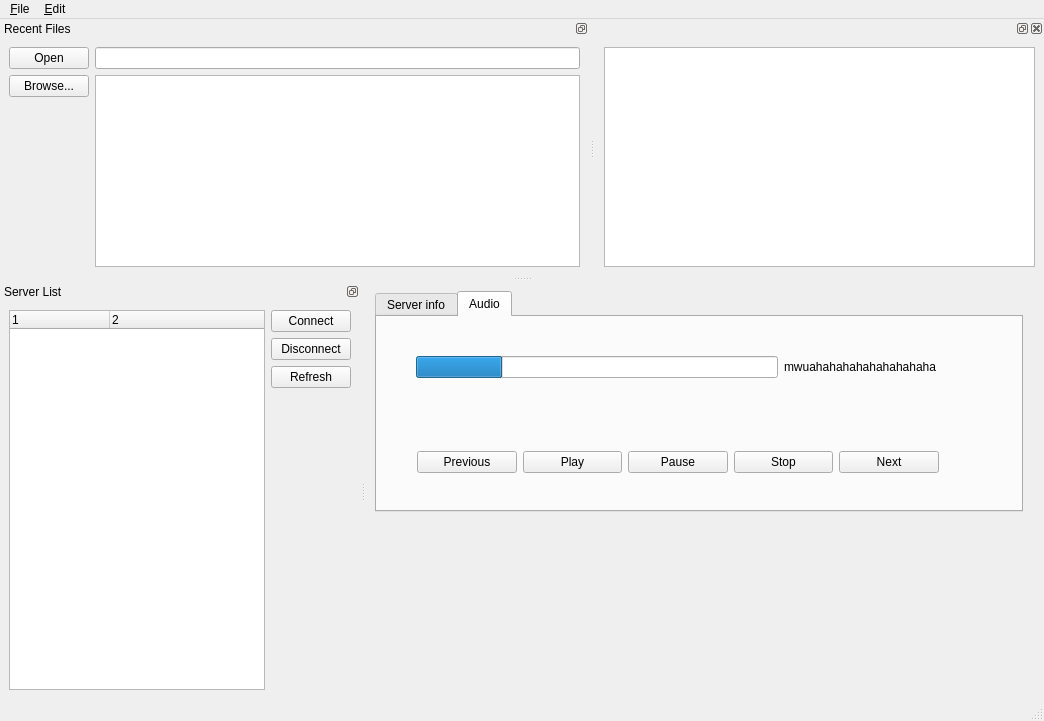
Qt form src/qt-client/MainWindow.ui (dgeelen/dmplayer) before a commit.
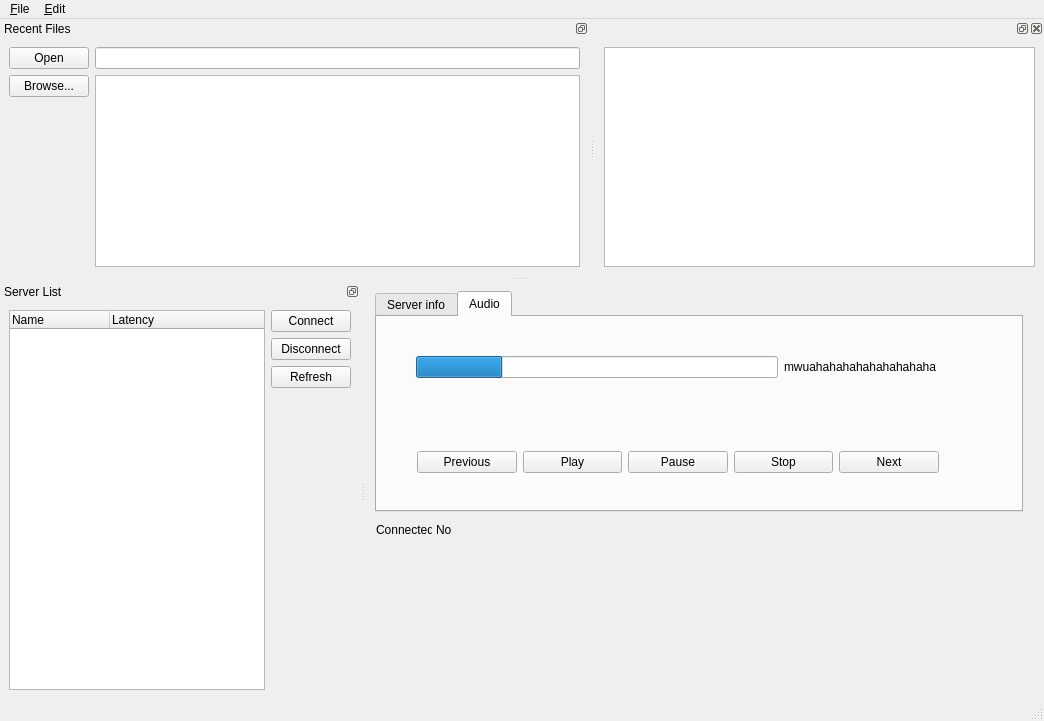
The same form after that commit. Icons and pictures are not drawn.

The edit to the form file:
```diff
--- a/src/qt-client/MainWindow.ui
+++ b/src/qt-client/MainWindow.ui
@@ -225,6 +225,32 @@
      </widget>
     </widget>
    </widget>
+   <widget class="QLabel" name="label_2" >
+    <property name="geometry" >
+     <rect>
+      <x>10</x>
+      <y>240</y>
+      <width>56</width>
+      <height>16</height>
+     </rect>
+    </property>
+    <property name="text" >
+     <string>Connected:</string>
+    </property>
+   </widget>
+   <widget class="QLabel" name="labelConnected" >
+    <property name="geometry" >
+     <rect>
+      <x>70</x>
+      <y>240</y>
+      <width>46</width>
+      <height>16</height>
+     </rect>
+    </property>
+    <property name="text" >
+     <string>No</string>
+    </property>
+   </widget>
   </widget>
   <widget class="QMenuBar" name="menubar" >
    <property name="geometry" >
@@ -275,12 +301,12 @@
       <widget class="QTreeWidget" name="serverlist" >
        <column>
         <property name="text" >
-         <string>1</string>
+         <string>Name</string>
         </property>
        </column>
        <column>
         <property name="text" >
-         <string>2</string>
+         <string>Latency</string>
         </property>
        </column>
       </widget>
```
